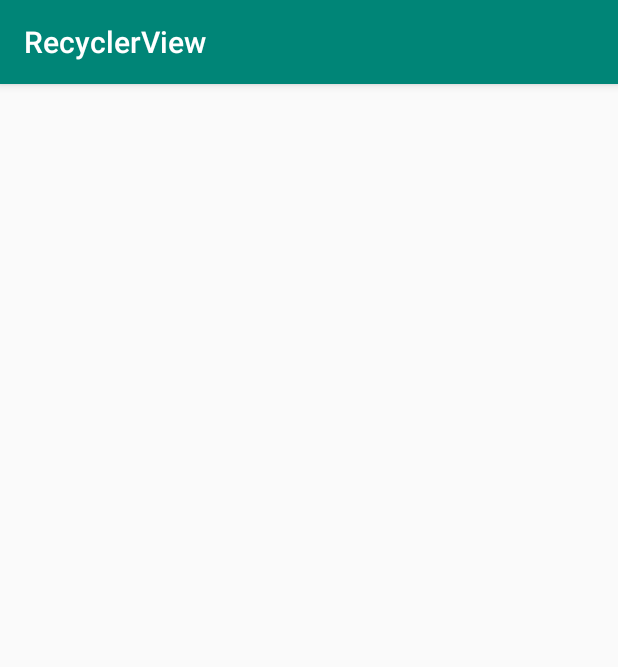
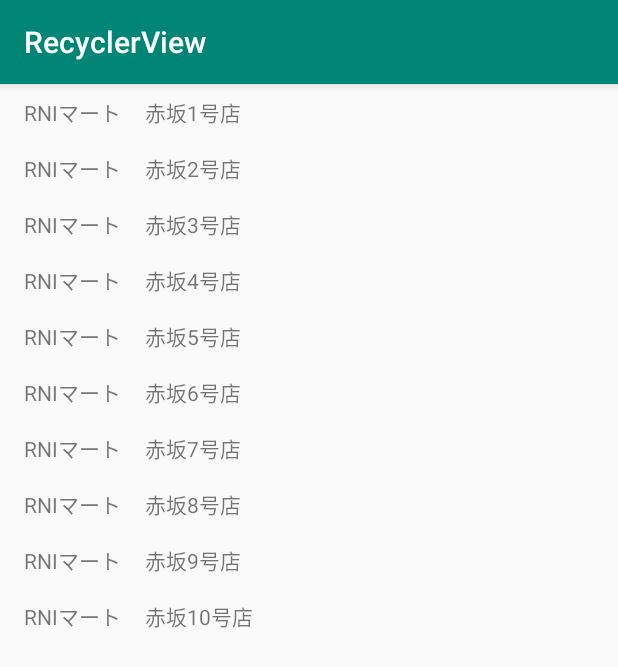
Before and after one commit to tfandkusu/recyclerviewanimation, an Android app: the screen it shows after launch (MainActivity), on a phone screen of 412 x 824 dp. Shown: the top 667 px of the screen. Run offline under Robolectric (Android 15) with nearby library versions, the phone set to English and light mode, and no system bars; our stand-ins replace data binding.

Commit message:
とりあえずRecyclerViewの中身を設定。

```diff
--- a/app/src/main/java/com/example/recyclerviewanimation/MainActivity.kt
+++ b/app/src/main/java/com/example/recyclerviewanimation/MainActivity.kt
@@ -3,7 +3,10 @@ package com.example.recyclerviewanimation
 import androidx.appcompat.app.AppCompatActivity
 import android.os.Bundle
 import androidx.databinding.DataBindingUtil
+import androidx.recyclerview.widget.LinearLayoutManager
+import androidx.recyclerview.widget.RecyclerView
 import com.example.recyclerviewanimation.databinding.ActivityMainBinding
+import kotlinx.android.synthetic.main.activity_main.*
 
 class MainActivity : AppCompatActivity() {
 
@@ -11,8 +14,11 @@ class MainActivity : AppCompatActivity() {
 
     override fun onCreate(savedInstanceState: Bundle?) {
         super.onCreate(savedInstanceState)
-        val binding = DataBindingUtil.setContentView<ActivityMainBinding>(this,R.layout.activity_main)
+        val binding = DataBindingUtil.setContentView<ActivityMainBinding>(this, R.layout.activity_main)
         binding.viewModel = viewModel
 
+        list.layoutManager = LinearLayoutManager(this, RecyclerView.VERTICAL, false)
+        list.setHasFixedSize(true)
+        list.adapter = MainListAdapter()
     }
 }
--- /dev/null
+++ b/app/src/main/java/com/example/recyclerviewanimation/MainListAdapter.kt
@@ -0,0 +1,31 @@
+package com.example.recyclerviewanimation
+
+import android.view.LayoutInflater
+import android.view.ViewGroup
+import androidx.recyclerview.widget.RecyclerView
+
+class MainListAdapter : RecyclerView.Adapter<MainListViewHolder>() {
+
+    private val list = mutableListOf<Store>()
+
+    init {
+        for(i in 1..10){
+            val place = "赤坂" + i + "号店"
+            list.add(Store("RNIマート",place))
+        }
+    }
+
+    override fun onCreateViewHolder(parent: ViewGroup, viewType: Int): MainListViewHolder {
+        val view = LayoutInflater.from(parent.context).inflate(R.layout.list_item_main, parent, false)
+        return MainListViewHolder(view)
+    }
+
+    override fun getItemCount(): Int {
+        return list.size
+    }
+
+    override fun onBindViewHolder(vh: MainListViewHolder, position: Int) {
+        vh.viewModel.chain.set(list[position].chain)
+        vh.viewModel.place.set(list[position].place)
+    }
+}
--- /dev/null
+++ b/app/src/main/java/com/example/recyclerviewanimation/MainListViewHolder.kt
@@ -0,0 +1,17 @@
+package com.example.recyclerviewanimation
+
+import android.view.View
+import androidx.databinding.DataBindingUtil
+import androidx.recyclerview.widget.RecyclerView
+import com.example.recyclerviewanimation.databinding.ListItemMainBinding
+
+class MainListViewHolder(view : View) : RecyclerView.ViewHolder(view) {
+    val viewModel = MainListViewModel()
+
+    init {
+        val binding = DataBindingUtil.bind<ListItemMainBinding>(view)
+        binding?.let {
+            it.viewModel = viewModel
+        }
+    }
+}
--- /dev/null
+++ b/app/src/main/java/com/example/recyclerviewanimation/MainListViewModel.kt
@@ -0,0 +1,15 @@
+package com.example.recyclerviewanimation
+
+import androidx.databinding.ObservableField
+
+class MainListViewModel() {
+    /**
+     * チェーン名
+     */
+    val chain = ObservableField<String>()
+
+    /**
+     * 店舗名
+     */
+    val place = ObservableField<String>()
+}
--- a/app/src/main/res/layout/list_item_main.xml
+++ b/app/src/main/res/layout/list_item_main.xml
@@ -2,7 +2,7 @@
 <layout xmlns:android="http://schemas.android.com/apk/res/android"
         xmlns:tool="http://schemas.android.com/tools">
     <data>
-        <variable name="item" type="com.example.recyclerviewanimation.Store"/>
+        <variable name="viewModel" type="com.example.recyclerviewanimation.MainListViewModel"/>
     </data>
     <LinearLayout
             android:orientation="horizontal"
@@ -16,7 +16,7 @@
                   android:layout_marginTop="8dp"
                   android:layout_marginBottom="8dp"
                   tool:text="@string/sample_chain"
-                  android:text="@{item.chain}" />
+                  android:text="@{viewModel.chain}" />
         <TextView android:layout_width="wrap_content"
                   android:layout_height="wrap_content"
                   android:layout_marginLeft="8dp"
@@ -24,6 +24,6 @@
                   android:layout_marginTop="8dp"
                   android:layout_marginBottom="8dp"
                   tool:text="@string/sample_chain"
-                  android:text="@{item.place}" />
+                  android:text="@{viewModel.place}" />
     </LinearLayout>
 </layout>
```
